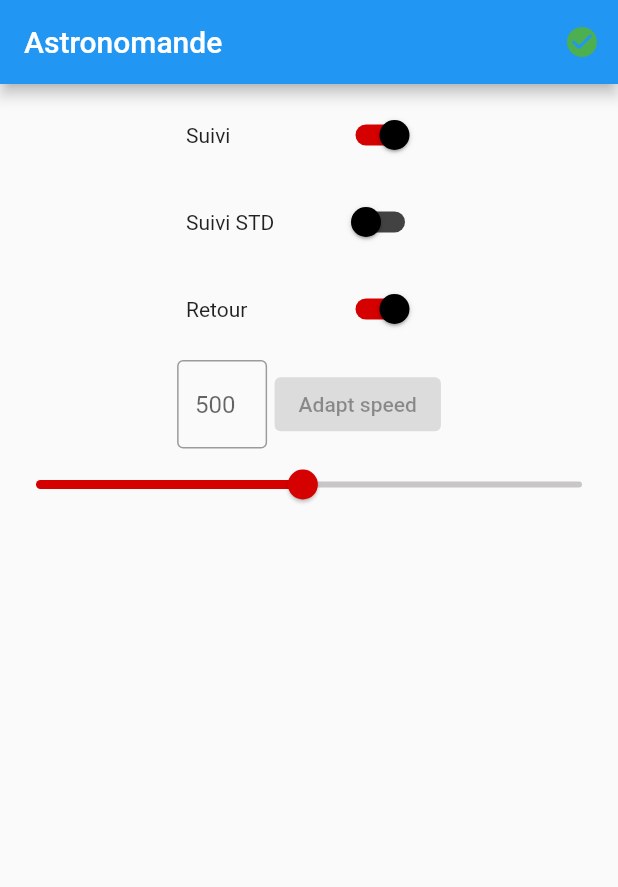
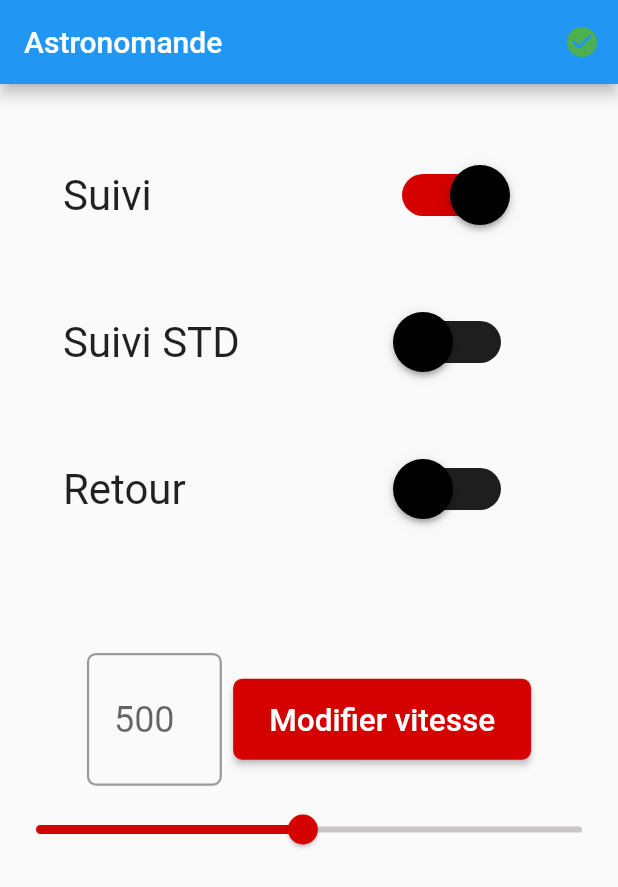
Before and after one commit to PZZed/AstroRemote, a Flutter app: the screen it shows after launch, on a phone screen of 412 x 824 dp. Shown: the top 887 px of the screen. Run offline on Flutter 3.47's test engine with Material 2 defaults, Android fonts, the light colour scheme and no system bars.

Commit message:
UI/UX changes

```diff
--- a/lib/customSlider.dart
+++ b/lib/customSlider.dart
@@ -35,21 +35,23 @@ class _CustomSlider extends State<CustomSlider> {
     );
 
     TextFormField textInput = TextFormField(
-            onChanged:(value){ setState(() {if(0 <= double.parse(value) && double.parse(value) <= maxValue){current_value = double.parse(value); }});}, // set a value between 0-1023
+            keyboardType: TextInputType.number,
+            onChanged:(value){ setState(() {if((value.isNotEmpty) && (0 <= double.parse(value) && double.parse(value) <= maxValue)){current_value = double.parse(value); }});}, // set a value between 0-1023
             controller: inputTextController,
             decoration: InputDecoration( border: OutlineInputBorder(), hintText: current_value.round().toString()) );
 
     return Column(
       mainAxisAlignment: MainAxisAlignment.center,
       children: [
-        Row(mainAxisAlignment: MainAxisAlignment.center, children: [SizedBox(
+        Transform.scale(scale:1.5, child: Row(mainAxisAlignment: MainAxisAlignment.center, children: [SizedBox(
           width: 60,
           child: textInput),SizedBox(width: 5),
           ElevatedButton(
-            onPressed: null /*TODO: call adapt speed service, if "suivi activated,else return null to desactivate button"*/,
-            child: Text("Adapt speed"),
-            style: ElevatedButton.styleFrom(primary: Colors.redAccent.shade700),)],)
+            onPressed :(){return null;} /*TODO: call adapt speed service, if "suivi activated,else return null to desactivate button"*/,
+            child: Text("Modifier vitesse"),
+            style: ElevatedButton.styleFrom(primary: Colors.redAccent.shade700),)],))
         ,
+        SizedBox(height: 20),
         slider
       ]);
 
--- a/lib/customSwitch.dart
+++ b/lib/customSwitch.dart
@@ -29,12 +29,12 @@ class _CustomSwitch extends State<CustomSwitchWidget> {
       (Set<MaterialState> states) {
         // Track color when the switch is selected.
         if (isActive) {
-          return Colors.redAccent[700];
+          return light ? Colors.redAccent[700] : Colors.grey[800];
         }
         // Otherwise return null to set default track color
         // for remaining states such as when the switch is
         // hovered, focused, or disabled.
-        return Colors.grey[800];
+        return const Color.fromARGB(255, 30, 30, 30);
       },
     );
     final MaterialStateProperty<Color?> overlayColor =
@@ -50,7 +50,7 @@ class _CustomSwitch extends State<CustomSwitchWidget> {
         return Colors.black;
       },
     );
-    return Row(
+    return Transform.scale( scale: 2, child: Row(
       mainAxisAlignment:MainAxisAlignment.center,
       children: [
         SizedBox(width: 100, child: Text(name)),
@@ -62,7 +62,7 @@ class _CustomSwitch extends State<CustomSwitchWidget> {
           thumbColor: const MaterialStatePropertyAll<Color>(Colors.black),
           onChanged: !isActive ? null : (bool value) {setState(() {light = value; /*TODO : call switch service*/});},
     ),
-    SizedBox(width: 5)]);
+    SizedBox(width: 5)]));
 
   }
 }
--- a/lib/home_page.dart
+++ b/lib/home_page.dart
@@ -15,20 +15,33 @@ class HomePage extends StatelessWidget {
     return Icon(Icons.close_rounded,color: Colors.red);
   }
 
-  SizedBox verticalSpace = SizedBox(height: 10);
+  SizedBox verticalSpace = SizedBox(height: 50);
   SizedBox horizontalSpace = SizedBox(width: 5);
 
   @override
   Widget build(BuildContext context) {
+
+    IconButton iconButton = IconButton(
+            icon: getActualStatus(),
+            onPressed: () {showDialog(
+                      context: context,
+                      builder: (context) {
+                        Future.delayed(Duration(milliseconds: 300), () {
+                          Navigator.of(context).pop(true);
+                        });
+                        return AlertDialog(
+                          alignment: Alignment.topCenter,
+                          title: Text("Connected" /* TODO : display a different message if not connected */),
+                        );
+                      });},
+        );
+
+
     return Scaffold(
-
+      resizeToAvoidBottomInset: false,
       appBar: AppBar(
         title: Text("Astronomande"),
-        actions: <Widget>[
-          IconButton(
-            icon: getActualStatus(),
-            onPressed: () {},
-        ) ]),
+        actions: <Widget>[iconButton]),
       body: Center(
           child: Column(
         children: [
@@ -55,8 +68,9 @@ class HomePage extends StatelessWidget {
           verticalSpace,
           CustomSwitchWidget("Suivi STD", false),
           verticalSpace,
-          CustomSwitchWidget("Retour", true),
-           verticalSpace,
+          CustomSwitchWidget("Retour", false),
+          verticalSpace,
+          verticalSpace,
           CustomSlider()
         ],
       )),
```
